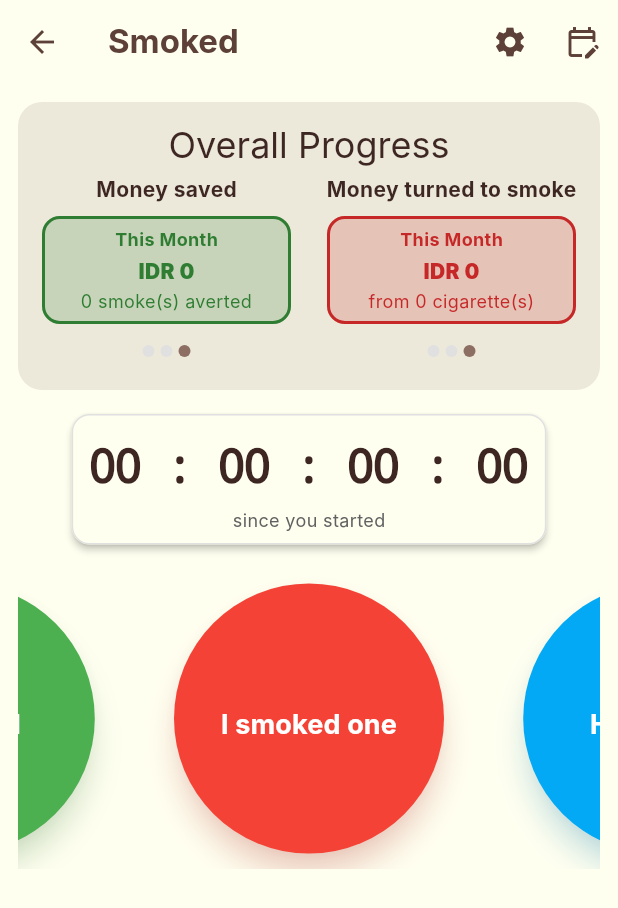
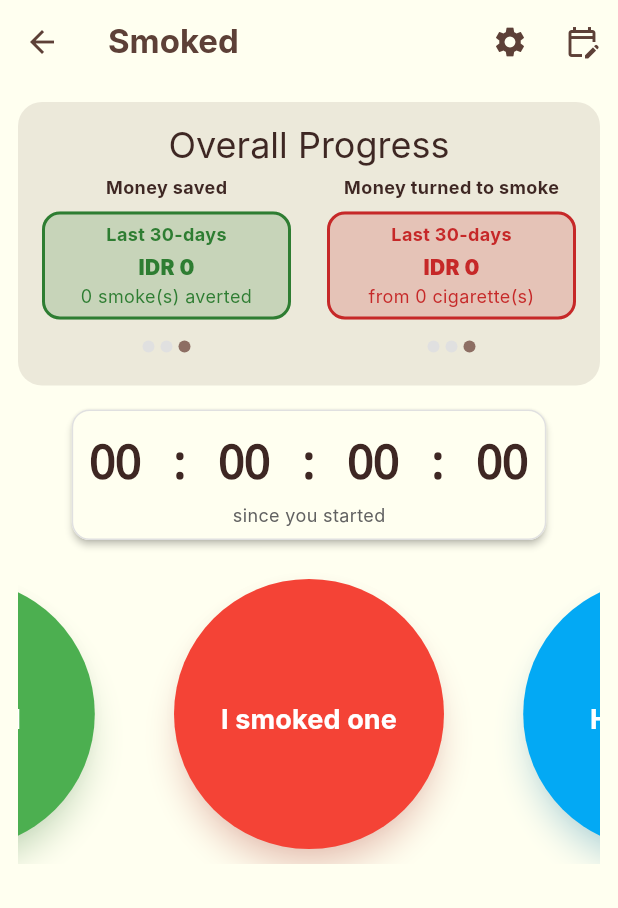
Before and after one commit to ryndaman/Smoked_app_1, a Flutter app: the LogScreen screen opened directly, on a phone screen of 412 x 824 dp. Shown: the top 908 px of the screen. Run offline on Flutter 3.47's test engine with Material 3 defaults, Android fonts, the phone set to English and light mode, and no system bars; our stand-ins replace csv, fl_chart, font_awesome_flutter, share_plus, shared_preferences; accounts and stored records are empty; Roboto replaces fonts that are missing (Inter); statements that could not run were skipped.

Commit message:
Update financial_info_widget.dart with visual refinements

```diff
--- a/lib/widgets/financial_info_widget.dart
+++ b/lib/widgets/financial_info_widget.dart
@@ -19,7 +19,9 @@ class _FinancialInfoState extends State<FinancialInfo> {
   final PageController _spentPageController = PageController(initialPage: 5000);
   int _savedPageIndex = 5000;
   int _spentPageIndex = 5000;
-  final List<String> _periods = ['Today', 'This Week', 'This Month'];
+  final List<String> _periods = ['Today', 'Last 7-days', 'Last 30-days'];
+  final _compactFormatter = NumberFormat.compact();
+  // final List<String> _periods = ['Today', 'This Week', 'This Month'];
 
   @override
   void dispose() {
@@ -39,13 +41,13 @@ class _FinancialInfoState extends State<FinancialInfo> {
         // FIXED: Data maps now point to the new, correct state variables
         final savedAmounts = {
           'Today': dataProvider.dailySavings,
-          'This Week': dataProvider.weeklyNetSavings,
-          'This Month': dataProvider.monthlyNetSavings,
+          'Last 7-days': dataProvider.weeklyNetSavings,
+          'Last 30-days': dataProvider.monthlyNetSavings,
         };
         final avertedSticks = {
           'Today': dataProvider.dailyAvertedSticks.floor(),
-          'This Week': dataProvider.weeklyAvertedSticks,
-          'This Month': dataProvider.monthlyAvertedSticks,
+          'Last 7-days': dataProvider.weeklyAvertedSticks,
+          'Last 30-days': dataProvider.monthlyAvertedSticks,
         };
 
         return Container(
@@ -67,17 +69,21 @@ class _FinancialInfoState extends State<FinancialInfo> {
                   mainAxisAlignment: MainAxisAlignment.spaceAround,
                   crossAxisAlignment: CrossAxisAlignment.start,
                   children: [
-                    // --- Saved Card Section ---
+                    // --- SAVED CARD SECTION ---
                     Expanded(
                       child: Column(
                         children: [
-                          Text("Money saved",
+                          FittedBox(
+                              fit: BoxFit.scaleDown,
+                              child: Text("Money saved",
                                   style: TextStyle(
                                     color: Theme.of(context)
                                         .textTheme
                                         .bodyLarge
                                         ?.color,
-                                  fontWeight: FontWeight.bold)),
+                                    fontWeight: FontWeight.bold,
+                                    fontSize: 12,
+                                  ))),
                           const SizedBox(height: 4),
                           SizedBox(
                             height: 80,
@@ -94,7 +100,7 @@ class _FinancialInfoState extends State<FinancialInfo> {
                                   amount: (savedAmounts[period] ?? 0.0) *
                                       exchangeRate,
                                   subtitle:
-                                      '${avertedSticks[period] ?? 0} smoke(s) averted',
+                                      '${_compactFormatter.format(avertedSticks[period] ?? 0)} smoke(s) averted',
                                   period: period,
                                   color: Colors.green[800]!,
                                 );
@@ -106,17 +112,23 @@ class _FinancialInfoState extends State<FinancialInfo> {
                       ),
                     ),
                     const SizedBox(width: 16),
-                    // --- Spent Card Section ---
+
+                    // --- WASTED CARD SECTION ---
                     Expanded(
                       child: Column(
                         children: [
-                          Text("Money turned to smoke",
+                          FittedBox(
+                            fit: BoxFit.scaleDown,
+                            child: Text("Money turned to smoke",
                                 style: TextStyle(
                                   color: Theme.of(context)
                                       .textTheme
                                       .bodyLarge
                                       ?.color,
-                                  fontWeight: FontWeight.bold)),
+                                  fontWeight: FontWeight.bold,
+                                  fontSize: 12,
+                                )),
+                          ),
                           const SizedBox(height: 4),
                           SizedBox(
                             height: 80,
@@ -136,12 +148,12 @@ class _FinancialInfoState extends State<FinancialInfo> {
                                         e.timestamp.month == now.month &&
                                         e.timestamp.day == now.day;
                                   }
-                                  if (period == 'This Week') {
+                                  if (period == 'Last 7-days') {
                                     final startOfWeek = now.subtract(
                                         Duration(days: now.weekday - 1));
                                     return e.timestamp.isAfter(startOfWeek);
                                   }
-                                  if (period == 'This Month') {
+                                  if (period == 'Last 30-days') {
                                     return e.timestamp.year == now.year &&
                                         e.timestamp.month == now.month;
                                   }
@@ -155,7 +167,7 @@ class _FinancialInfoState extends State<FinancialInfo> {
                                   formatter: widget.formatter,
                                   amount: spentAmount * exchangeRate,
                                   subtitle:
-                                      'from ${eventsInPeriod.length} cigarette(s)',
+                                      'from ${_compactFormatter.format(eventsInPeriod.length)} cigarette(s)',
                                   period: period,
                                   color: Colors.red[800]!,
                                 );
```
Lines whose indentation alone changed are shown as unchanged.
